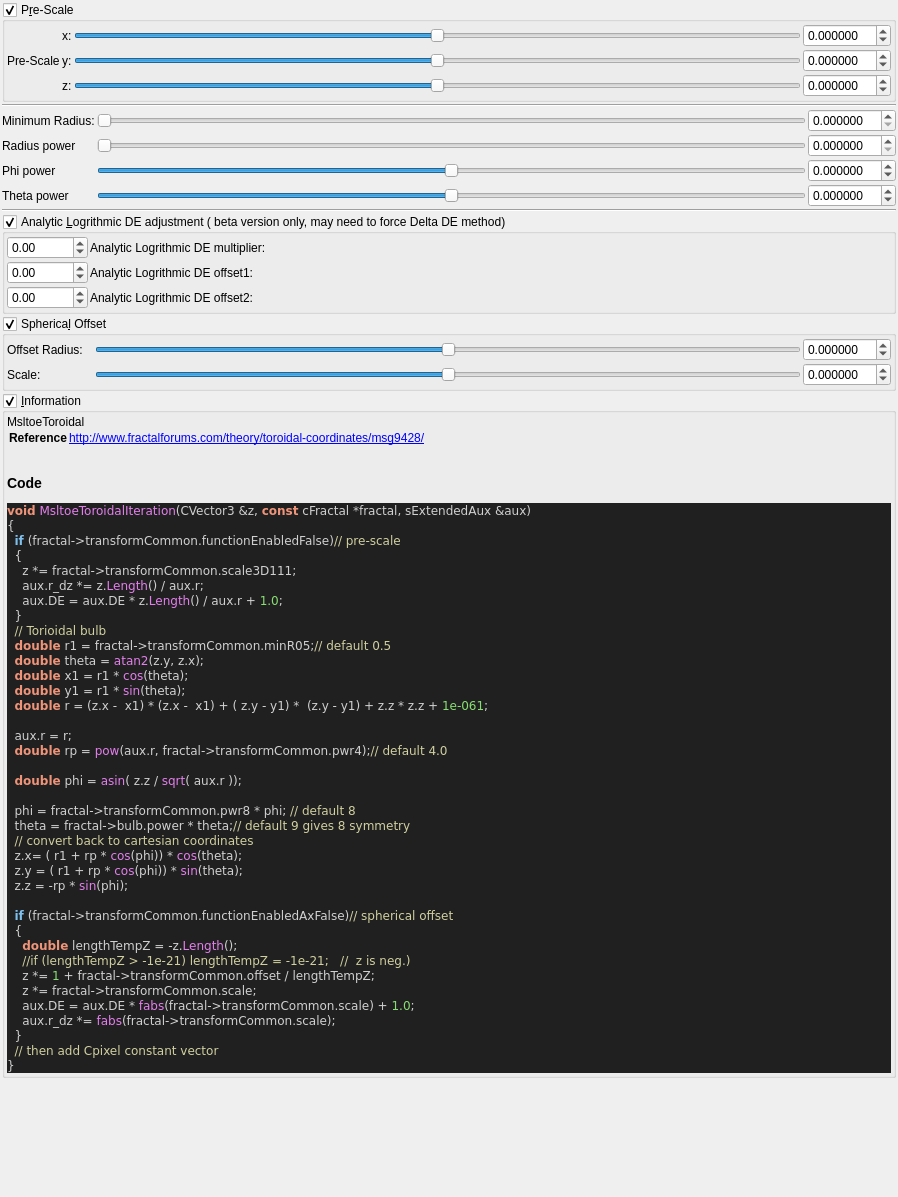
Old version of the form mandelbulber2/qt_data/fractal_msltoe_toroidal.ui in the repository buddhi1980/mandelbulber2.
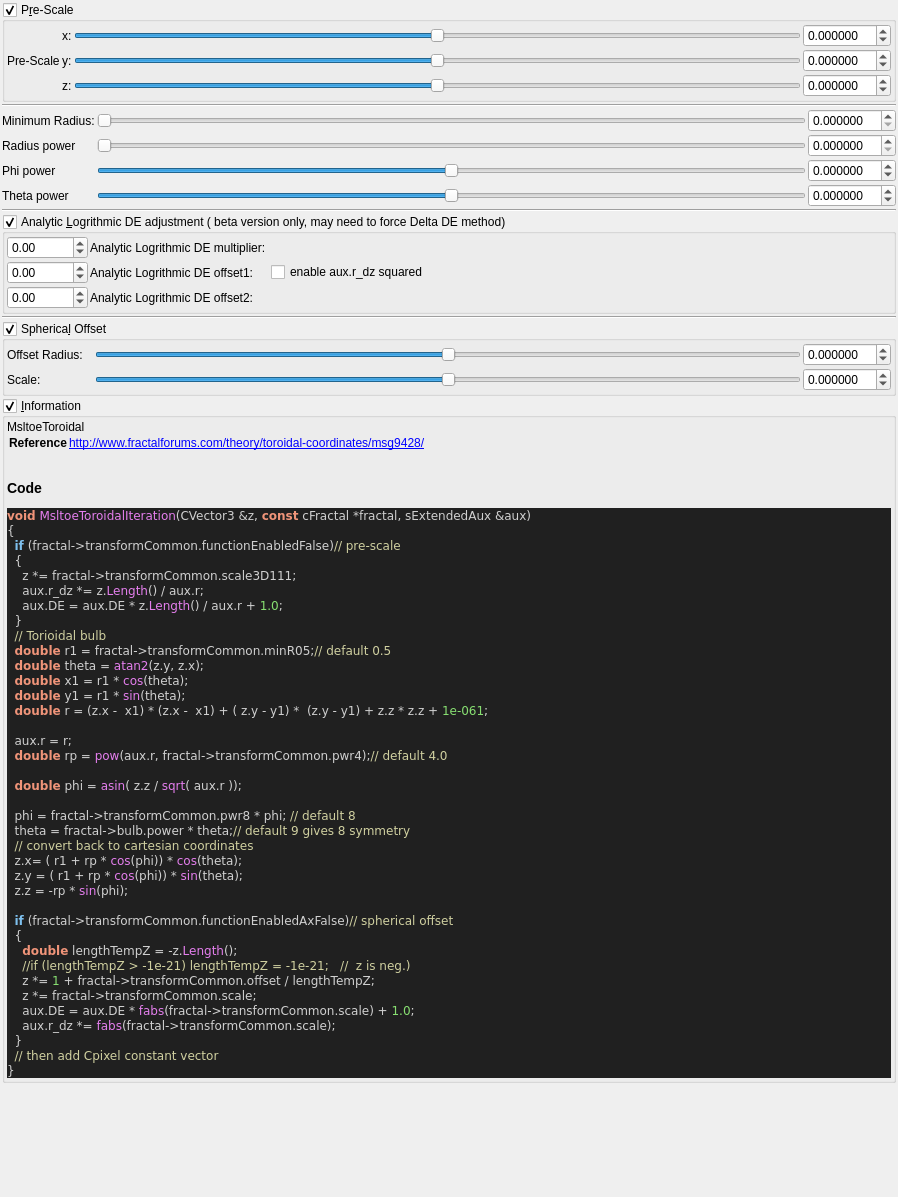
New version of the form. Custom widgets are drawn as their Qt base class.

Commit message: Toroidal DE update

Patch:
```diff
--- a/mandelbulber2/qt_data/fractal_msltoe_toroidal.ui
+++ b/mandelbulber2/qt_data/fractal_msltoe_toroidal.ui
@@ -616,11 +616,25 @@
           </property>
          </widget>
         </item>
+        <item row="1" column="2">
+         <widget class="QCheckBox" name="checkBox_analyticDE_enabled_auxR2_false">
+          <property name="text">
+           <string>enable aux.r_dz squared</string>
+          </property>
+         </widget>
+        </item>
        </layout>
       </item>
      </layout>
     </widget>
    </item>
+   <item>
+    <widget class="Line" name="line">
+     <property name="orientation">
+      <enum>Qt::Horizontal</enum>
+     </property>
+    </widget>
+   </item>
    <item>
     <widget class="MyGroupBox" name="groupCheck_transf_function_enabledAx_false">
      <property name="toolTip">
```
Left out of the diff: 8 changed lines with no effect on the pictures. The commit also changes 5 other files.
